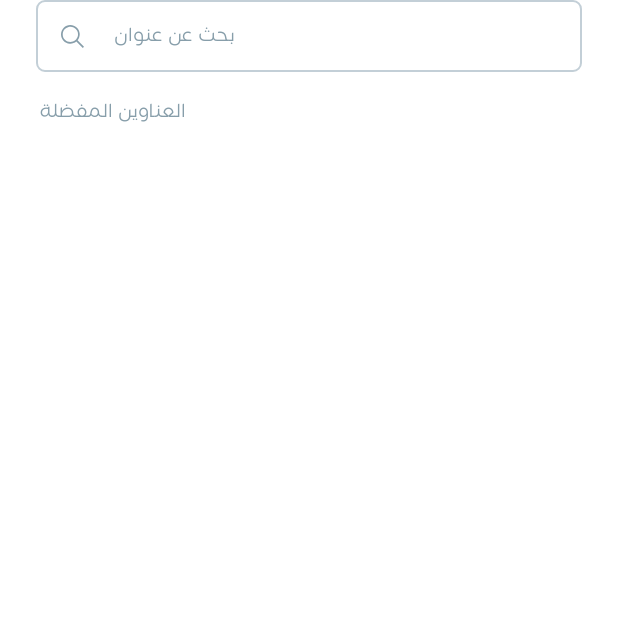
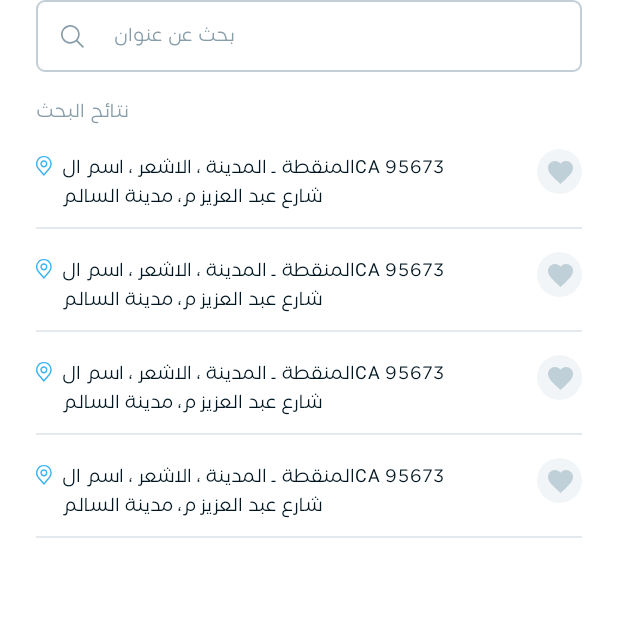
Before and after one commit to qamarsafadi1/TakeefApp, an Android app built with Jetpack Compose: the composable SearchAddressView called with empty values, on a phone screen of 412 x 824 dp, the top half of it. Run offline under Robolectric (Android 15) with nearby library versions, the phone set to English and light mode, and no system bars; our stand-ins replace accompanist; 1 statement that could not run was skipped.

Commit message:
feat: address search view

```diff
--- a/app/src/main/java/com/selsela/takeefapp/navigation/Destinations.kt
+++ b/app/src/main/java/com/selsela/takeefapp/navigation/Destinations.kt
@@ -36,7 +36,7 @@ class NavigationActions(private val navController: NavController) {
         navController.navigate(Destinations.ADDRESS_SCREEN)
     }
     fun navigateToSearchAddress(query: String?){
-        val queryResult = query ?: ""
+        val queryResult = query ?: "none"
         navController.navigate("${Destinations.SEARCH_ADDRESS_SCREEN}${queryResult}")
     }
 
--- a/app/src/main/java/com/selsela/takeefapp/navigation/NavigationHost.kt
+++ b/app/src/main/java/com/selsela/takeefapp/navigation/NavigationHost.kt
@@ -49,7 +49,8 @@ fun NavigationHost(
         }
         composable(Destinations.ADDRESS_SCREEN) {
             AddressView(){ query ->
-                NavigationActions(navController).navigateToSearchAddress(query)
+                val queryResult = query.ifEmpty { "none" }
+                NavigationActions(navController).navigateToSearchAddress(queryResult)
             }
         }
         composable(Destinations.SEARCH_ADDRESS_SCREEN_WITH_ARGUMENT){
--- a/app/src/main/java/com/selsela/takeefapp/ui/address/AddressView.kt
+++ b/app/src/main/java/com/selsela/takeefapp/ui/address/AddressView.kt
@@ -73,6 +73,7 @@ import com.selsela.takeefapp.ui.theme.text12
 import com.selsela.takeefapp.utils.Extensions.Companion.RequestPermission
 import com.selsela.takeefapp.utils.Extensions.Companion.bitmapDescriptor
 import com.selsela.takeefapp.utils.Extensions.Companion.getMyLocation
+import com.selsela.takeefapp.utils.Extensions.Companion.log
 import com.selsela.takeefapp.utils.Extensions.Companion.withDelay
 import com.selsela.takeefapp.utils.ModifiersExtension.paddingTop
 import kotlinx.coroutines.launch
@@ -84,6 +85,7 @@ fun AddressView(
 ) {
     Color.White.ChangeStatusBarColor()
     BottomSheetLayout(){
+        it.log("query")
         goToSearchView(it)
     }
 }
--- a/app/src/main/java/com/selsela/takeefapp/ui/address/SearchAddressView.kt
+++ b/app/src/main/java/com/selsela/takeefapp/ui/address/SearchAddressView.kt
@@ -1,30 +1,48 @@
 package com.selsela.takeefapp.ui.address
 
 import androidx.compose.foundation.BorderStroke
+import androidx.compose.foundation.Image
 import androidx.compose.foundation.background
 import androidx.compose.foundation.layout.Box
 import androidx.compose.foundation.layout.Column
+import androidx.compose.foundation.layout.Row
 import androidx.compose.foundation.layout.fillMaxSize
 import androidx.compose.foundation.layout.fillMaxWidth
+import androidx.compose.foundation.layout.height
 import androidx.compose.foundation.layout.padding
 import androidx.compose.foundation.layout.requiredHeight
+import androidx.compose.foundation.layout.size
+import androidx.compose.foundation.shape.CircleShape
 import androidx.compose.foundation.shape.RoundedCornerShape
 import androidx.compose.material.Card
+import androidx.compose.material.Divider
+import androidx.compose.material.IconButton
 import androidx.compose.material.Text
 import androidx.compose.runtime.Composable
+import androidx.compose.runtime.getValue
 import androidx.compose.runtime.mutableStateOf
 import androidx.compose.runtime.remember
+import androidx.compose.runtime.setValue
+import androidx.compose.ui.Alignment
 import androidx.compose.ui.Modifier
+import androidx.compose.ui.draw.clip
 import androidx.compose.ui.graphics.Color
+import androidx.compose.ui.graphics.ColorFilter
+import androidx.compose.ui.res.painterResource
+import androidx.compose.ui.res.stringResource
+import androidx.compose.ui.tooling.preview.Preview
 import androidx.compose.ui.unit.dp
+import com.selsela.takeefapp.R
 import com.selsela.takeefapp.ui.common.SearchAddressBar
+import com.selsela.takeefapp.ui.theme.DividerColor
+import com.selsela.takeefapp.ui.theme.FavBg
+import com.selsela.takeefapp.ui.theme.Red
+import com.selsela.takeefapp.ui.theme.SecondaryColor
 import com.selsela.takeefapp.ui.theme.SecondaryColorAlpha
+import com.selsela.takeefapp.ui.theme.TextColor
+import com.selsela.takeefapp.ui.theme.text12
+import com.selsela.takeefapp.ui.theme.text12Meduim
 import com.selsela.takeefapp.utils.Extensions.Companion.log
-import androidx.compose.runtime.*
-import androidx.compose.ui.res.stringResource
-import com.selsela.takeefapp.R
-import com.selsela.takeefapp.ui.theme.SecondaryColor
-import com.selsela.takeefapp.ui.theme.text12
 import com.selsela.takeefapp.utils.ModifiersExtension.paddingTop
 
 @Composable
@@ -42,23 +60,173 @@ fun SearchAddressView(query: String?) {
                 .padding(horizontal = 24.dp)
         ) {
             SearchView(query)
-
+            val isFav = query.equals("none")
             Text(
-                text = if (query.isNullOrEmpty().not()) stringResource(R.string.search_result) else stringResource(R.string.fav_addresses),
+                text = if (isFav.not()) stringResource(R.string.search_result) else stringResource(R.string.fav_addresses),
                 style = text12,
                 color = SecondaryColor,
                 modifier = Modifier.paddingTop(20.9)
             )
+
+            Column(
+                modifier = Modifier
+                    .paddingTop(3)
+                    .fillMaxWidth()
+            ) {
+                repeat(4) {
+                    if (isFav) {
+                        FavItem()
+                    } else {
+                        AddressItem()
+                    }
+                }
+            }
+
 
         }
 
     }
 }
 
+@Preview
+@Composable
+private fun FavItem() {
+    Column(Modifier.fillMaxWidth()) {
+        Row(
+            modifier = Modifier
+                .fillMaxWidth(),
+            verticalAlignment = Alignment.Top
+        ) {
+            Row(
+                modifier = Modifier
+                    .fillMaxWidth(),
+                verticalAlignment = Alignment.Top
+            ) {
+                Image(
+                    painter = painterResource(id = R.drawable.location),
+                    contentDescription = "",
+                    modifier = Modifier.padding(end = 6.6.dp,top = 20.dp)
+                )
+                Column(
+                    modifier = Modifier
+                        .paddingTop(20)
+                        .weight(1f)
+                )
+                {
+                    Text(
+                        text = stringResource(R.string.temp_address_name),
+                        style = text12Meduim,
+                        color = TextColor
+                    )
+                    Text(
+                        text = "المنقطة ـ المدينة ، الاشعر ، اسم الCA 95673",
+                        style = text12,
+                        color = TextColor,
+                        modifier = Modifier.paddingTop(7)
+                    )
+                    Text(
+                        text = "شارع عبد العزيز م، مدينة السالم",
+                        style = text12,
+                        color = TextColor,
+                        modifier = Modifier.paddingTop(7)
+                    )
+                }
+                IconButton(
+                        modifier = Modifier
+                            .paddingTop(15)
+                            .clip(CircleShape)
+                            .background(FavBg)
+                            .size(30.dp)
+                ,
+                onClick = {}
+                ){
+                Image(
+                    painter = painterResource(
+                        id = R.drawable.favorite
+                    ),
+                    contentDescription = "",
+                    colorFilter = ColorFilter.tint(Red)
+                )
+            }
+
+            }
+        }
+        Divider(
+            Modifier
+                .padding(top = 14.dp)
+                .fillMaxWidth(),
+            color = DividerColor,
+            thickness = 1.dp
+        )
+    }
+
+}
+
+@Preview
+@Composable
+private fun AddressItem() {
+    Column(Modifier.fillMaxWidth()) {
+        Row(
+            modifier = Modifier.fillMaxWidth(),
+            verticalAlignment = Alignment.Top,
+        ) {
+            Image(
+                painter = painterResource(id = R.drawable.location),
+                contentDescription = "",
+                modifier = Modifier.padding(end = 6.6.dp,top = 20.dp)
+            )
+            Column(
+                modifier = Modifier
+                    .paddingTop(20)
+                    .weight(1f)
+            )
+            {
+                Text(
+                    text = "المنقطة ـ المدينة ، الاشعر ، اسم الCA 95673",
+                    style = text12,
+                    color = TextColor
+                )
+                Text(
+                    text = "شارع عبد العزيز م، مدينة السالم",
+                    style = text12,
+                    color = TextColor,
+                    modifier = Modifier.paddingTop(7)
+                )
+            }
+            IconButton(
+                modifier = Modifier
+                    .paddingTop(15)
+                    .clip(CircleShape)
+                    .background(FavBg)
+                    .size(30.dp)
+                ,
+                onClick = {}
+            ){
+                Image(
+                    painter = painterResource(
+                        id = R.drawable.favorite
+                    ),
+                    contentDescription = ""
+                )
+            }
+
+
+        }
+
+        Divider(
+            Modifier
+                .padding(top = 14.dp)
+                .fillMaxWidth(),
+            color = DividerColor,
+            thickness = 1.dp
+        )
+    }
+}
+
 @Composable
 private fun SearchView(query: String?) {
     var text by remember {
-        if (query.isNullOrEmpty())
+        if (query.isNullOrEmpty() || query == "none")
             mutableStateOf("")
         else mutableStateOf(query)
 
--- a/app/src/main/java/com/selsela/takeefapp/ui/theme/Color.kt
+++ b/app/src/main/java/com/selsela/takeefapp/ui/theme/Color.kt
@@ -19,3 +19,6 @@ val TextFieldBg = Color(0xFF132731)
 val VerifiedBg = Color(0xFF243740)
 val SecondaryColor = Color(0xFF879EAA)
 val SecondaryColorAlpha = Color(0xFFC3CFD7)
+val DividerColor = Color(0x73C3CFD7)
+val FavBg = Color(0x36C0D0D8)
+val Red = Color(0xFFD95454)
--- /dev/null
+++ b/app/src/main/res/drawable/favorite.xml
@@ -0,0 +1,9 @@
+<vector xmlns:android="http://schemas.android.com/apk/res/android"
+    android:width="16.417dp"
+    android:height="15.033dp"
+    android:viewportWidth="16.417"
+    android:viewportHeight="15.033">
+  <path
+      android:pathData="M8.189,15.033 L7,13.956Q5.383,12.5 4.614,11.784T2.768,9.919A15.5,15.5 0,0 1,1.211 8.036,8.824 8.824,0 0,1 0.365,6.363 5.145,5.145 0,0 1,0 4.5,4.343 4.343,0 0,1 1.307,1.307 4.339,4.339 0,0 1,4.5 0,4.626 4.626,0 0,1 8.189,1.73 4.626,4.626 0,0 1,11.88 0a4.387,4.387 0,0 1,3.23 1.307A4.342,4.342 0,0 1,16.417 4.5a4.91,4.91 0,0 1,-0.384 1.865,10.69 10.69,0 0,1 -0.846,1.672A13.337,13.337 0,0 1,13.63 9.919q-1.1,1.153 -1.845,1.865t-2.4,2.21Z"
+      android:fillColor="#c0d0d8"/>
+</vector>
--- a/app/src/main/res/values/strings.xml
+++ b/app/src/main/res/values/strings.xml
@@ -33,4 +33,5 @@
     <string name="address_name">اسم العناون</string>
     <string name="search_result">نتائح البحث</string>
     <string name="fav_addresses">" العناوين المفضلة"</string>
+    <string name="temp_address_name">المنزل</string>
 </resources>
```
Also changed, not shown: app/src/main/res/drawable/fav30.xml (added, +14 -0 lines), app/src/main/res/drawable/unfav30.xml (added, +14 -0 lines).
